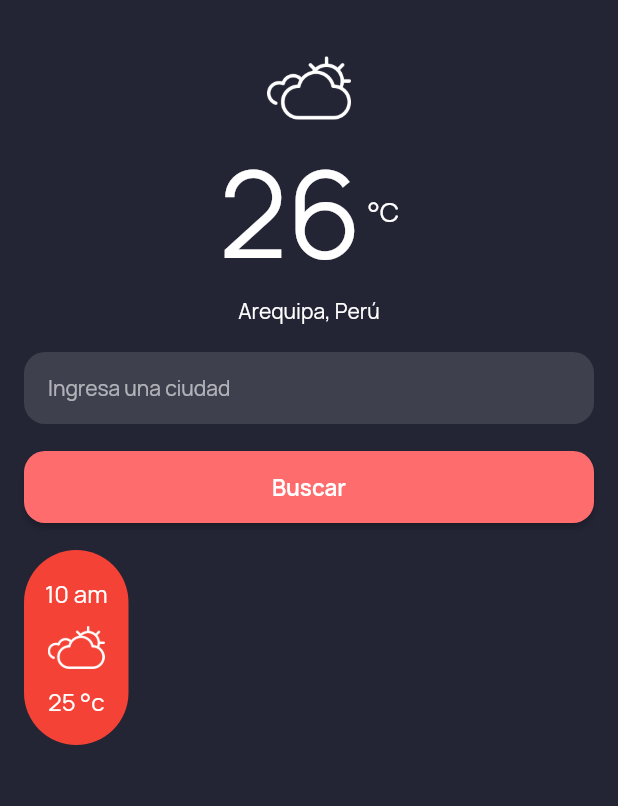
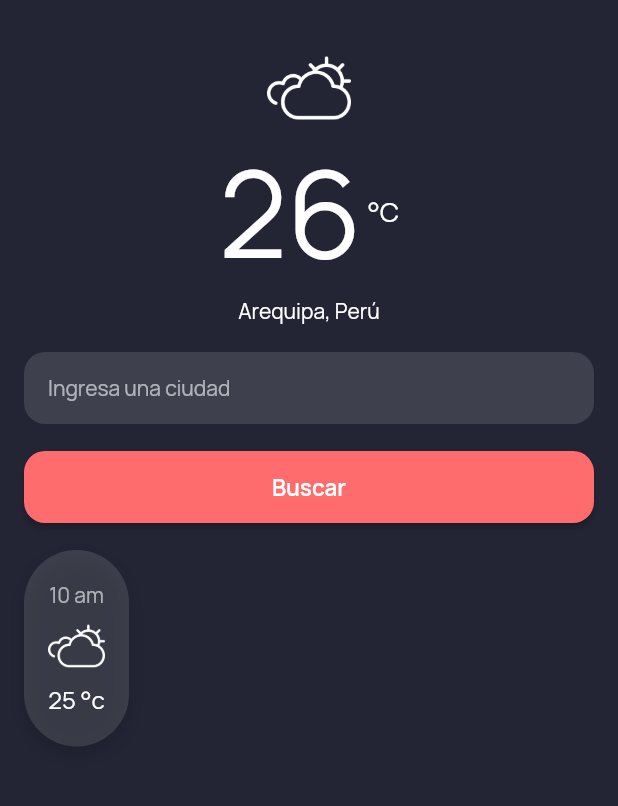
Before and after one commit to ehbarrionuevo/flutter_codigo2_weatherapp, a Flutter app: the screen it shows after launch, on a phone screen of 412 x 824 dp, the part 62-868 px from its top. Run offline on Flutter 3.47's test engine with Material 2 defaults, Android fonts, the phone set to English and light mode, and no system bars; our stand-ins replace google_fonts.

Commit message:
Input ciudad 4

```diff
--- a/lib/pages/home_page.dart
+++ b/lib/pages/home_page.dart
@@ -126,18 +126,25 @@ class HomePage extends StatelessWidget {
             Row(
               children: [
                 Container(
-                  padding: EdgeInsets.symmetric(vertical: 18.0, horizontal: 14.0),
+                  padding: EdgeInsets.symmetric(vertical: 20.0, horizontal: 16.0),
                   decoration: BoxDecoration(
-                    color: Colors.red,
+                    color: Colors.white.withOpacity(0.12),
                     borderRadius: BorderRadius.circular(50.0),
+                    boxShadow: [
+                      BoxShadow(
+                        color: Colors.black.withOpacity(0.16),
+                        offset: const Offset(0, 5),
+                        blurRadius: 12.0
+                      ),
+                    ],
                   ),
                   child: Column(
                     children: [
                       Text(
                         "10 am",
                         style: TextStyle(
-                          color: Colors.white,
-                          fontSize: 16.0
+                          color: Colors.white60,
+                          fontSize: 14.0
                         ),
                       ),
                       SizedBox(
```
